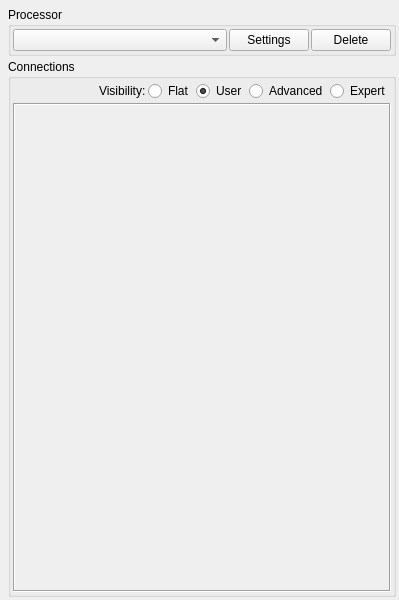
The window that modules/olvis3/projects/OlvisGuiPlugin/src/FilterConnect/FilterConnectWidget.ui (OFFIS-Automation/Framework) describes before a commit, drawn with Qt 5.
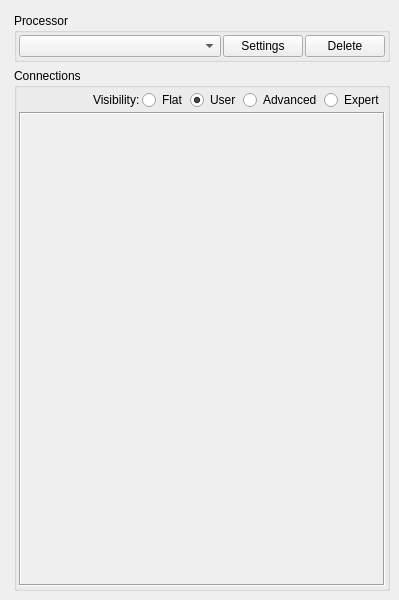
The same window after the commit. Icons and pictures are not drawn.

```diff
--- a/modules/olvis3/projects/OlvisGuiPlugin/src/FilterConnect/FilterConnectWidget.ui
+++ b/modules/olvis3/projects/OlvisGuiPlugin/src/FilterConnect/FilterConnectWidget.ui
@@ -21,21 +21,6 @@
   </property>
   <widget class="QWidget" name="dockWidgetContents">
    <layout class="QVBoxLayout" name="verticalLayout">
-    <property name="spacing">
-     <number>3</number>
-    </property>
-    <property name="leftMargin">
-     <number>3</number>
-    </property>
-    <property name="topMargin">
-     <number>3</number>
-    </property>
-    <property name="rightMargin">
-     <number>3</number>
-    </property>
-    <property name="bottomMargin">
-     <number>3</number>
-    </property>
     <item>
      <layout class="QVBoxLayout" name="verticalLayout_2">
       <property name="leftMargin">
@@ -214,8 +199,8 @@
              <rect>
               <x>0</x>
               <y>0</y>
-              <width>379</width>
-              <height>455</height>
+              <width>365</width>
+              <height>457</height>
              </rect>
             </property>
             <property name="autoFillBackground">
```
Left out of the diff: 2 changed lines with no effect on the pictures.
